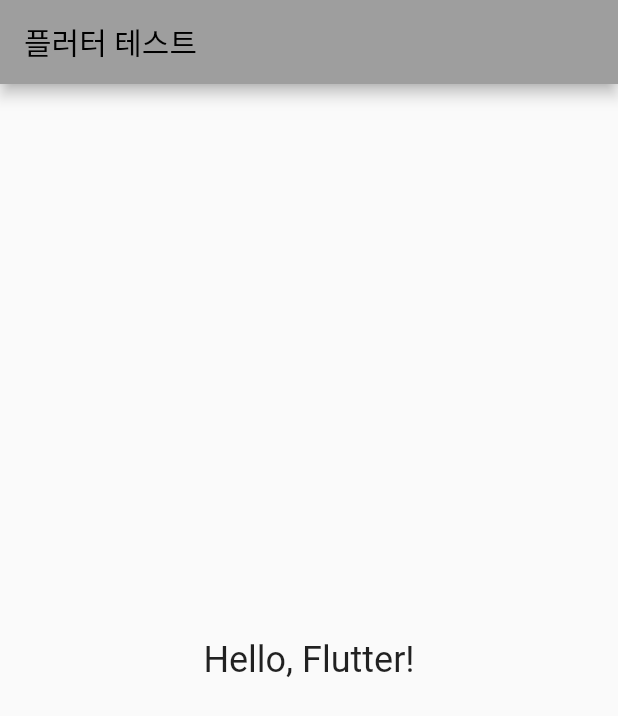
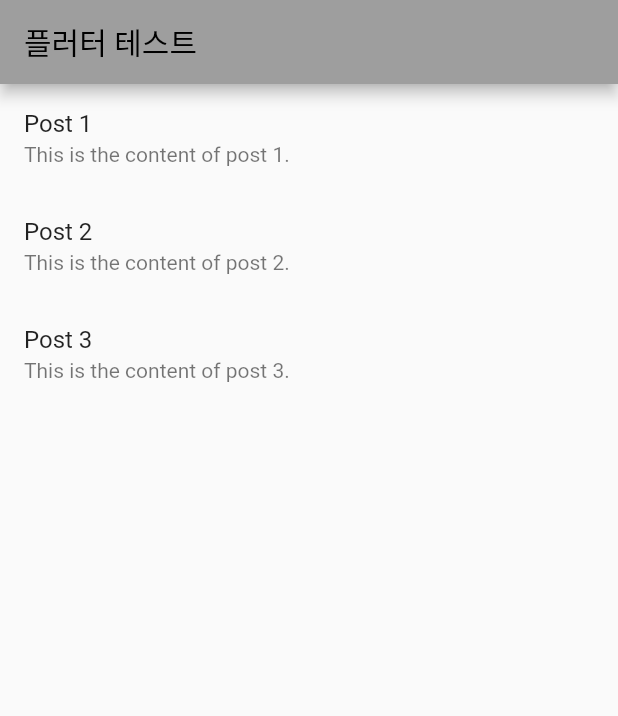
Before and after one commit to Yongwon12/my_first_flutter, a Flutter app: the screen it shows after launch, on a phone screen of 412 x 824 dp. Shown: the top 716 px of the screen. Run offline on Flutter 3.47's test engine with Material 2 defaults, Android fonts, the phone set to English and light mode, and no system bars; our stand-ins replace flutter_spinkit.

Commit message:
리스트의 형태로 텍스트를 표현

```diff
--- a/lib/main.dart
+++ b/lib/main.dart
@@ -1,43 +1,31 @@
 import 'package:flutter/material.dart';
 import 'package:flutter_spinkit/flutter_spinkit.dart';
-// 앱을 실행시키는 runApp 함수
+
 void main() {
   runApp(const MyApp());
 }
-// StatefulWidget를 상속하여 위젯을 정의
+
 class MyApp extends StatefulWidget {
   const MyApp({Key? key}) : super(key: key);
-// createState()메서드를 오버라이딩하여 MyAppState 객체를 생성
+
   @override
   State<MyApp> createState() => _MyAppState();
 }
-// _MyAppState 클래스:
-// State 클래스를 상속하여 상태를 관리합니다.
-// isLoading 변수를 선언하여 로딩 상태를 관리합니다. 초기값은 true로 설정됩니다.
+
 class _MyAppState extends State<MyApp> {
-  // 로딩화면 기본값
   bool isLoading = true;
-  // initState() 메서드:
-  // 위젯의 초기화를 수행하는 메서드입니다. super.initState()를 호출하여 부모 클래스의 초기화 메서드를 실행합니다.
-  // Future.delayed() 함수를 사용하여 4초 후에 로딩이 완료되었다고 가정하고, isLoading 변수를 false로 업데이트합니다. 이후 setState()를 호출하여 위젯을 다시 그립니다.
+
   @override
   void initState() {
     super.initState();
-    // 비동기 작업 등을 수행하여 데이터를 로드하거나 초기화할 수 있습니다.
-    // 로딩이 완료되면 isLoading 변수를 업데이트하고, setState()를 호출하여 화면을 다시 그립니다.
+
     Future.delayed(const Duration(seconds: 4), () {
       setState(() {
-        // 업데이트된 로딩화면 값
         isLoading = false;
       });
     });
   }
-  // build() 메서드:
-  // 위젯의 UI를 빌드하는 메서드입니다. BuildContext를 매개변수로 받습니다.
-  // MaterialApp을 반환합니다.
-  // isLoading 값에 따라 로딩 화면 또는 홈 화면을 표시합니다.
-  // isLoading이 true인 경우, Scaffold 위젯의 body 속성에 SpinKitFadingCircle 위젯을 표시하여 로딩 화면을 구성합니다.
-  // isLoading이 false인 경우, Scaffold 위젯의 appBar 속성에 앱바를, body 속성에 "Hello, Flutter!" 텍스트를 가진 Center 위젯을 표시하여 홈 화면을 구성합니다.
+
   @override
   Widget build(BuildContext context) {
     return MaterialApp(
@@ -58,19 +46,23 @@ class _MyAppState extends State<MyApp> {
         appBar: AppBar(
           title: const Text('플러터 테스트'),
         ),
-        body: const Center(
-          child: Text(
-            'Hello, Flutter!',
-            style: TextStyle(fontSize: 24),
-          ),
+        body: ListView(
+          children: const [
+            ListTile(
+              title: Text('Post 1'),
+              subtitle: Text('This is the content of post 1.'),
+            ),
+            ListTile(
+              title: Text('Post 2'),
+              subtitle: Text('This is the content of post 2.'),
+            ),
+            ListTile(
+              title: Text('Post 3'),
+              subtitle: Text('This is the content of post 3.'),
+            ),
+          ],
         ),
       ),
     );
   }
 }
-// 앱이 실행되면 main() 함수가 호출됩니다.
-// MyApp 위젯이 실행되며, _MyAppState 객체가 생성됩니다.
-// _MyAppState 클래스의 initState() 메서드가 호출되어 초기화 작업을 수행합니다.
-// Future.delayed() 함수를 사용하여 4초 후에 isLoading 변수를 false로 업데이트하고, setState()를 호출하여 위젯을 다시 그립니다.
-// build() 메서드가 호출되어 UI를 구성하고, isLoading 값에 따라 로딩 화면 또는 홈 화면이 표시됩니다.
-// 4초 후에 isLoading 변수가 false로 업데이트되어 홈 화면으로 전환됩니다.
```
